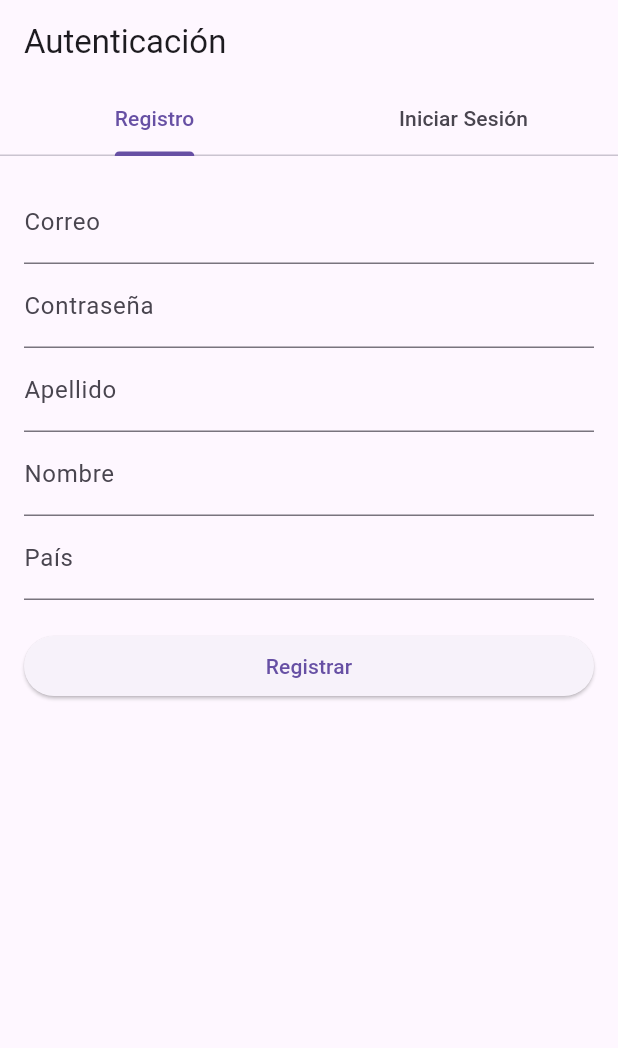
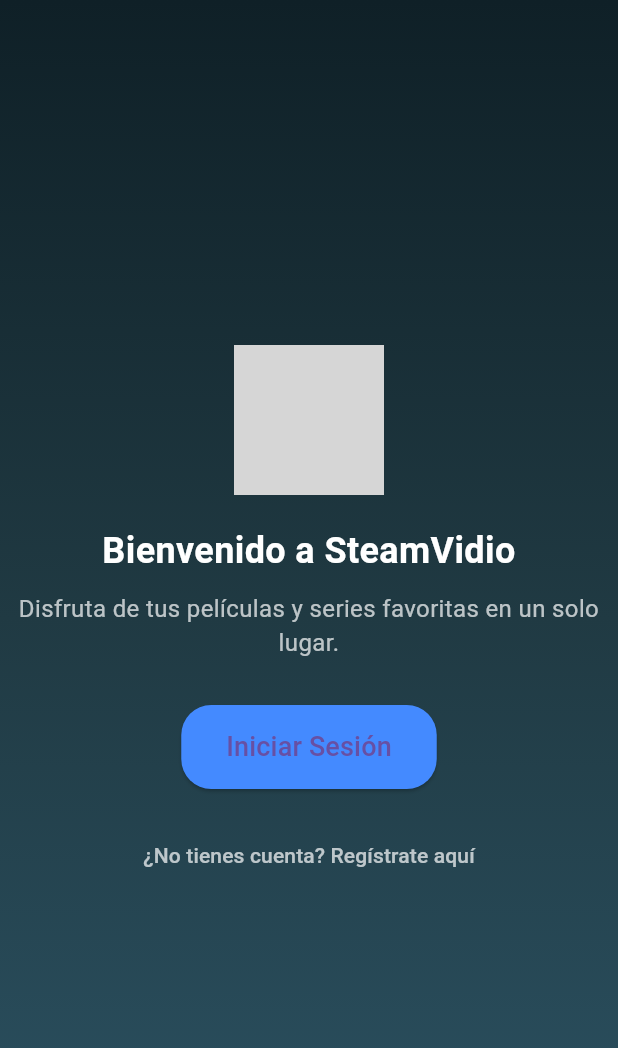
Before and after one commit to RICARDO2024918/streaming, a Flutter app: the screen it shows after launch, on a phone screen of 412 x 824 dp. Shown: the top 1048 px of the screen. Run offline on Flutter 3.47's test engine with Material 3 defaults, Android fonts, the light colour scheme and no system bars; grey boxes are pictures that could not be loaded.

Commit message:
nuevo
hoy

```diff
--- a/streaming/lib/api_servicce.dart
+++ b/streaming/lib/api_servicce.dart
@@ -2,8 +2,8 @@ import 'dart:convert';
 import 'package:http/http.dart' as http;
 
 class ApiService {
-  final String registerUrl = "http://192.168.1.6:8080/auth/register";
-  final String loginUrl = "http://192.168.1.6:8080/auth/login";
+  final String registerUrl = "http://192.168.0.106:8080/auth/register";
+  final String loginUrl = "http://192.168.0.106:8080/auth/login";
   //final String registerUrl = "http://192.168.100.12:8080/auth/reister";
   //final String loginUrl = "http://192.168.100.12:8080/auth/login";
 
--- /dev/null
+++ b/streaming/lib/inicio.dart
@@ -0,0 +1,85 @@
+import 'package:flutter/material.dart';
+import 'package:streaming/login_page.dart'; // Asegúrate de que esta ruta sea correcta
+
+class HomePage extends StatelessWidget {
+  @override
+  Widget build(BuildContext context) {
+    return Scaffold(
+      body: Container(
+        decoration: const BoxDecoration(
+          gradient: LinearGradient(
+            colors: [Color(0xFF0F2027), Color(0xFF203A43), Color(0xFF2C5364)],
+            begin: Alignment.topCenter,
+            end: Alignment.bottomCenter,
+          ),
+        ),
+        child: Center(
+          child: Column(
+            mainAxisAlignment: MainAxisAlignment.center,
+            children: [
+              // Logo o imagen de bienvenida
+              CircleAvatar(
+                radius: 50,
+                backgroundImage:
+                    AssetImage('assets/logo.png'), // Ruta de la imagen
+              ),
+              const SizedBox(height: 20),
+              // Título de bienvenida
+              const Text(
+                'Bienvenido a SteamVidio',
+                style: TextStyle(
+                  fontSize: 24,
+                  fontWeight: FontWeight.bold,
+                  color: Colors.white,
+                ),
+                textAlign: TextAlign.center,
+              ),
+              const SizedBox(height: 10),
+              const Text(
+                'Disfruta de tus películas y series favoritas en un solo lugar.',
+                style: TextStyle(
+                  fontSize: 16,
+                  color: Colors.white70,
+                ),
+                textAlign: TextAlign.center,
+              ),
+              const SizedBox(height: 30),
+              // Botón para iniciar sesión
+              ElevatedButton(
+                style: ElevatedButton.styleFrom(
+                  padding:
+                      const EdgeInsets.symmetric(horizontal: 30, vertical: 15),
+                  backgroundColor: Colors.blueAccent,
+                  shape: RoundedRectangleBorder(
+                    borderRadius: BorderRadius.circular(20),
+                  ),
+                ),
+                onPressed: () {
+                  Navigator.push(
+                    context,
+                    MaterialPageRoute(builder: (context) => LoginPage()),
+                  );
+                },
+                child: const Text(
+                  'Iniciar Sesión',
+                  style: TextStyle(fontSize: 18),
+                ),
+              ),
+              const SizedBox(height: 20),
+              // Texto adicional
+              TextButton(
+                onPressed: () {
+                  // Acción para recuperar contraseña o registrarse
+                },
+                child: const Text(
+                  '¿No tienes cuenta? Regístrate aquí',
+                  style: TextStyle(color: Colors.white70),
+                ),
+              ),
+            ],
+          ),
+        ),
+      ),
+    );
+  }
+}
--- a/streaming/lib/main.dart
+++ b/streaming/lib/main.dart
@@ -1,5 +1,5 @@
 import 'package:flutter/material.dart';
-import 'package:streaming/login_page.dart';
+import 'package:streaming/inicio.dart';
 
 void main() {
   runApp(MyApp());
@@ -12,7 +12,7 @@ class MyApp extends StatelessWidget {
     return MaterialApp(
       title: 'Registro de Usuario',
       theme: ThemeData(primarySwatch: Colors.blue),
-      home: LoginPage(),
+      home: HomePage(),
     );
   }
 }
```
